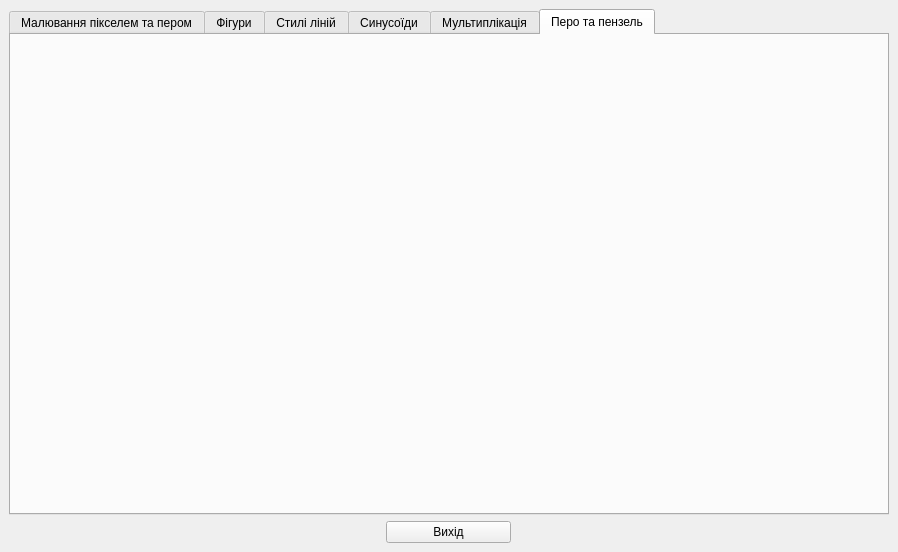
Before: the Qt Designer form III_course/2025-11-12-qt-drawing/drawing.ui in yourhostel/cpp_course, drawn with Qt 5.
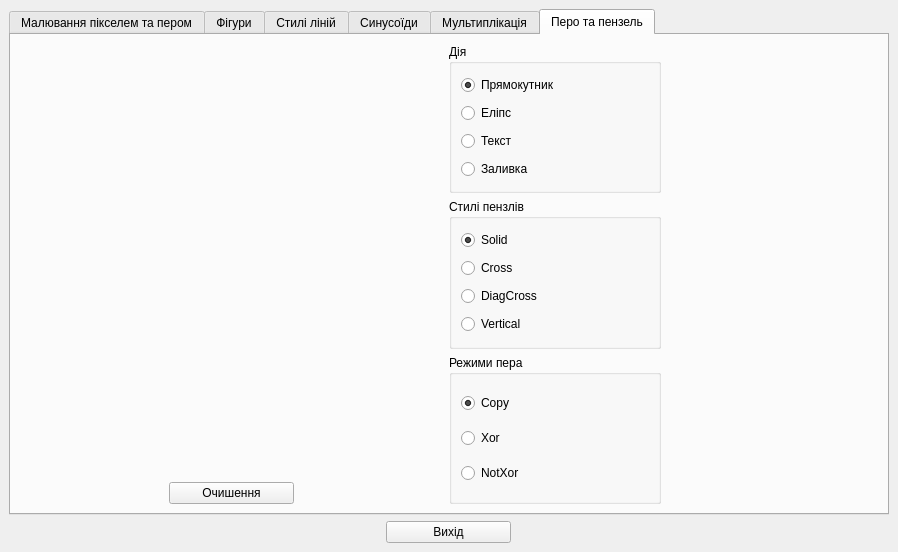
After: the same form once the commit is applied. The open tabs and pages were chosen to show the change. Custom widgets are drawn as their Qt base class.

Commit message: Add PenBrush tab to 2025-11-12-qt-drawing project. The project is completed.

Diff of the .ui file:
```diff
--- a/III_course/2025-11-12-qt-drawing/drawing.ui
+++ b/III_course/2025-11-12-qt-drawing/drawing.ui
@@ -686,6 +686,179 @@
          <attribute name="title">
           <string>Перо та пензель</string>
          </attribute>
+         <layout class="QHBoxLayout" name="horizontalLayout_5">
+          <item>
+           <layout class="QHBoxLayout" name="penBrushMainLayout" stretch="4,2,2">
+            <item>
+             <layout class="QVBoxLayout" name="canvasAndBtnClearLayout">
+              <item>
+               <layout class="QVBoxLayout" name="canvasAreaPenBrushLayout">
+                <item>
+                 <widget class="Canvas" name="penBrushDrawArea" native="true"/>
+                </item>
+               </layout>
+              </item>
+              <item alignment="Qt::AlignmentFlag::AlignHCenter">
+               <widget class="QPushButton" name="penBrushBtnClear">
+                <property name="minimumSize">
+                 <size>
+                  <width>125</width>
+                  <height>0</height>
+                 </size>
+                </property>
+                <property name="maximumSize">
+                 <size>
+                  <width>125</width>
+                  <height>16777215</height>
+                 </size>
+                </property>
+                <property name="text">
+                 <string>Очишення</string>
+                </property>
+               </widget>
+              </item>
+             </layout>
+            </item>
+            <item>
+             <layout class="QVBoxLayout" name="controlLayaut">
+              <item>
+               <widget class="QGroupBox" name="penBrushActionGroup">
+                <property name="title">
+                 <string>Дія</string>
+                </property>
+                <layout class="QVBoxLayout" name="verticalLayout_5">
+                 <item>
+                  <widget class="QRadioButton" name="actRectangle">
+                   <property name="text">
+                    <string>Прямокутник</string>
+                   </property>
+                   <property name="checked">
+                    <bool>true</bool>
+                   </property>
+                  </widget>
+                 </item>
+                 <item>
+                  <widget class="QRadioButton" name="actEllipse">
+                   <property name="text">
+                    <string>Еліпс</string>
+                   </property>
+                  </widget>
+                 </item>
+                 <item>
+                  <widget class="QRadioButton" name="actText">
+                   <property name="text">
+                    <string>Текст</string>
+                   </property>
+                  </widget>
+                 </item>
+                 <item>
+                  <widget class="QRadioButton" name="actFill">
+                   <property name="text">
+                    <string>Заливка</string>
+                   </property>
+                  </widget>
+                 </item>
+                </layout>
+               </widget>
+              </item>
+              <item>
+               <widget class="QGroupBox" name="brushStylesGroup">
+                <property name="title">
+                 <string>Стилі пензлів</string>
+                </property>
+                <layout class="QVBoxLayout" name="verticalLayout_6">
+                 <item>
+                  <widget class="QRadioButton" name="bsSolid">
+                   <property name="text">
+                    <string>Solid</string>
+                   </property>
+                   <property name="checked">
+                    <bool>true</bool>
+                   </property>
+                  </widget>
+                 </item>
+                 <item>
+                  <widget class="QRadioButton" name="bsCross">
+                   <property name="text">
+                    <string>Cross</string>
+                   </property>
+                  </widget>
+                 </item>
+                 <item>
+                  <widget class="QRadioButton" name="bsDiagCross">
+                   <property name="text">
+                    <string>DiagCross</string>
+                   </property>
+                  </widget>
+                 </item>
+                 <item>
+                  <widget class="QRadioButton" name="bsVertical">
+                   <property name="text">
+                    <string>Vertical</string>
+                   </property>
+                  </widget>
+                 </item>
+                </layout>
+               </widget>
+              </item>
+              <item>
+               <widget class="QGroupBox" name="penModesGroup">
+                <property name="title">
+                 <string>Режими пера</string>
+                </property>
+                <layout class="QVBoxLayout" name="verticalLayout_7">
+                 <item>
+                  <widget class="QRadioButton" name="pmCopy">
+                   <property name="text">
+                    <string>Copy</string>
+                   </property>
+                   <property name="checked">
+                    <bool>true</bool>
+                   </property>
+                  </widget>
+                 </item>
+                 <item>
+                  <widget class="QRadioButton" name="pmXor">
+                   <property name="text">
+                    <string>Xor</string>
+                   </property>
+                  </widget>
+                 </item>
+                 <item>
+                  <widget class="QRadioButton" name="radioButton_11">
+                   <property name="text">
+                    <string>NotXor</string>
+                   </property>
+                  </widget>
+                 </item>
+                </layout>
+               </widget>
+              </item>
+             </layout>
+            </item>
+            <item>
+             <layout class="QVBoxLayout" name="penBrushTimerLayout">
+              <item alignment="Qt::AlignmentFlag::AlignHCenter">
+               <widget class="QWidget" name="penBrushTimerWidget" native="true"/>
+              </item>
+              <item>
+               <spacer name="verticalSpacer_9">
+                <property name="orientation">
+                 <enum>Qt::Orientation::Vertical</enum>
+                </property>
+                <property name="sizeHint" stdset="0">
+                 <size>
+                  <width>20</width>
+                  <height>40</height>
+                 </size>
+                </property>
+               </spacer>
+              </item>
+             </layout>
+            </item>
+           </layout>
+          </item>
+         </layout>
         </widget>
        </widget>
       </item>
```
Left out of the diff: 10 changed lines with no effect on the pictures. The commit also changes 12 other files.
